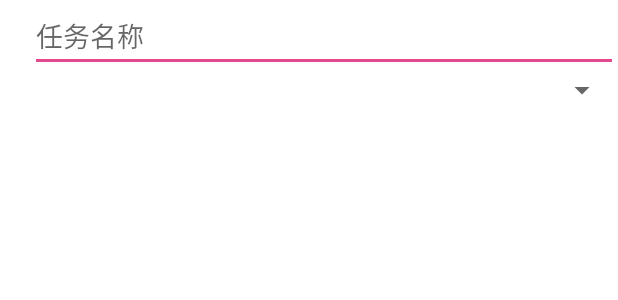
After one commit to IrisTc/CCPM, an Android app: the layout create_task_dialog.xml on its own in the app's theme, with its tools: preview values and no code run, on a phone screen of 412 x 824 dp. The commit adds this screen. Shown: the top 300 px of the screen. Run offline under Robolectric (Android 15) with nearby library versions, the phone set to English and light mode, and no system bars.

Commit message:
任务列表

```diff
--- a/app/src/main/java/com/iris/ccpm/model/TaskModel.java
+++ b/app/src/main/java/com/iris/ccpm/model/TaskModel.java
@@ -21,11 +21,11 @@ public class TaskModel implements Serializable {
         claim_uid=0;
         project_uid="0";
         taskEmergent=0;
-        taskEndTime="2020-12-1";
+        taskEndTime="2020-12-2";
         taskName="taskName";
         taskPredictHours="0";
         taskRestHours="0";
-        taskStartTime="2020-12-01";
+        taskStartTime="2020-12-1";
         taskState=0;
         taskSynopsis="taskSynopsis";
         task_uid=0;
--- a/app/src/main/res/layout/activity_task_detail.xml
+++ b/app/src/main/res/layout/activity_task_detail.xml
@@ -97,7 +97,7 @@
 
         <Spinner
             android:id="@+id/claimerSpinner"
-            android:layout_width="100dp"
+            android:layout_width="150dp"
             android:layout_height="wrap_content"
             android:layout_marginLeft="120dp" />
 
--- /dev/null
+++ b/app/src/main/res/layout/create_task_dialog.xml
@@ -0,0 +1,21 @@
+<?xml version="1.0" encoding="utf-8"?>
+<LinearLayout xmlns:android="http://schemas.android.com/apk/res/android"
+    android:layout_width="match_parent"
+    android:layout_height="match_parent"
+    android:orientation="vertical">
+
+    <EditText
+        android:id="@+id/editName"
+        android:layout_width="match_parent"
+        android:layout_height="wrap_content"
+        android:layout_marginLeft="20dp"
+        android:ems="10"
+        android:hint="任务名称"
+        android:inputType="textPersonName" />
+
+    <Spinner
+        android:id="@+id/editClaimer"
+        android:layout_width="match_parent"
+        android:layout_height="wrap_content"
+        android:layout_marginLeft="20dp" />
+</LinearLayout>
```
Also changed, not shown: app/src/main/java/com/iris/ccpm/ProjectDetailActivity.java (+98 -47 lines), app/src/main/java/com/iris/ccpm/TaskDetailActivity.java (+19 -14 lines), 362 other files.
